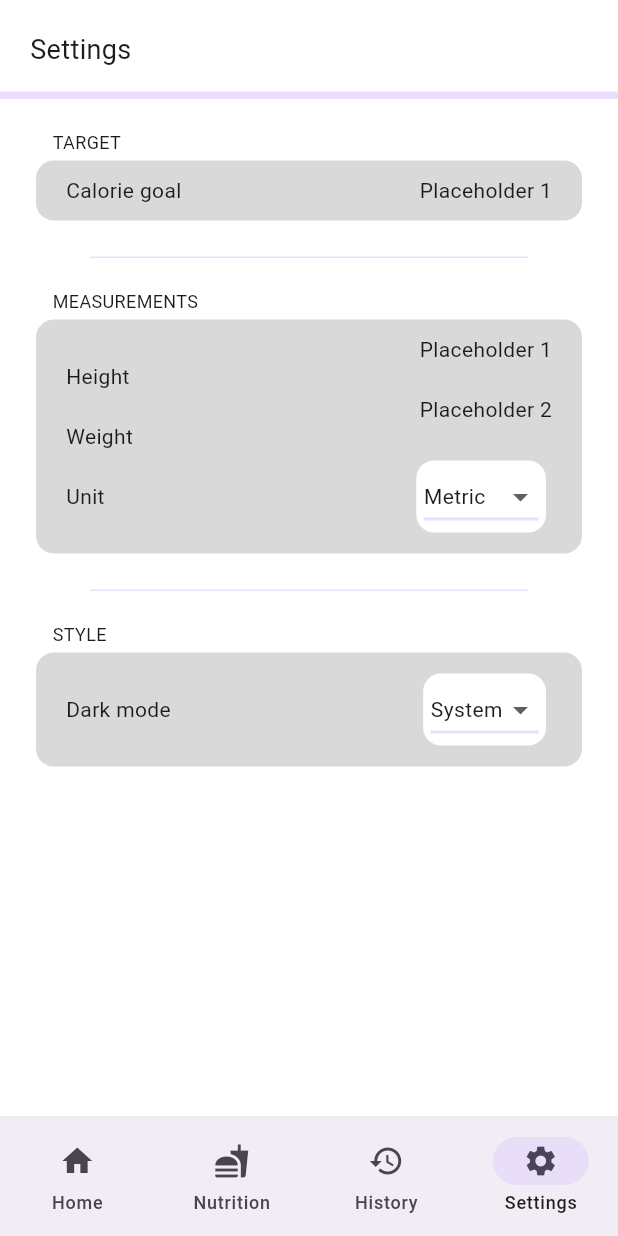
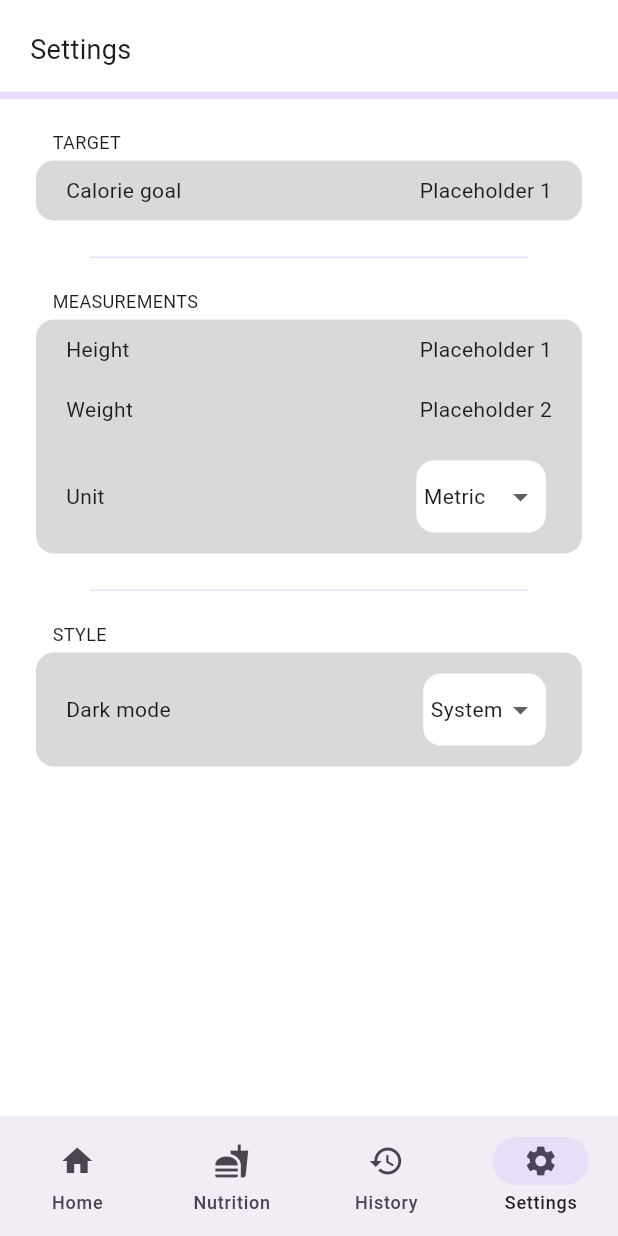
Before and after one commit to smstone0/Caloric, a Flutter app: the screen it shows after launch, item 4 of the bottom bar chosen, on a phone screen of 412 x 824 dp. Run offline on Flutter 3.47's test engine with Material 2 defaults, Android fonts, the phone set to English and light mode, and no system bars.

Commit message:
Refactor SettingsCard

```diff
--- a/lib/settings_page.dart
+++ b/lib/settings_page.dart
@@ -61,6 +61,7 @@ class SettingsDropdown extends StatelessWidget {
       elevation: 0,
       child: Padding(
         padding: const EdgeInsets.fromLTRB(5, 0, 5, 0),
+        child: DropdownButtonHideUnderline(
           child: DropdownButton(
             items: list.map<DropdownMenuItem<String>>((String value) {
               return DropdownMenuItem<String>(
@@ -72,14 +73,11 @@ class SettingsDropdown extends StatelessWidget {
             value: list.first,
             style: DefaultTextStyle.of(context).style,
             dropdownColor: Theme.of(context).colorScheme.primaryContainer,
-          underline: Container(
-            height: 2,
-            color: Theme.of(context).colorScheme.primaryContainer,
-          ),
             onChanged: (String? value) {
               //Set
               print("Placeholder");
             },
+          ),
         ),
       ),
     );
@@ -130,42 +128,26 @@ class SettingsCard extends StatelessWidget {
 
   @override
   Widget build(BuildContext context) {
-    return Column(
+    return GreyCard(
+      child: Column(
         children: [
-        GreyCard(
-          child: Row(
+          for (int i = 0; i < titles.length; i++)
+            Row(
               mainAxisAlignment: MainAxisAlignment.spaceBetween,
               children: [
                 Padding(
                   padding: const EdgeInsets.only(left: 20),
-                child: Column(
-                  crossAxisAlignment: CrossAxisAlignment.start,
-                  children: [
-                    for (String title in titles)
+                  child: Text(titles[i]),
+                ),
                 Padding(
-                        padding: const EdgeInsets.only(top: 10, bottom: 10),
-                        child: Text(title),
+                  padding:
+                      const EdgeInsets.only(top: 10, bottom: 10, right: 20),
+                  child: inputs[i],
                 )
               ],
             ),
-              ),
-              Padding(
-                padding: const EdgeInsets.only(right: 20),
-                child: Column(
-                  crossAxisAlignment: CrossAxisAlignment.end,
-                  children: [
-                    for (Widget input in inputs)
-                      Padding(
-                        padding: const EdgeInsets.only(top: 10, bottom: 10),
-                        child: input,
-                      ),
         ],
       ),
-              ),
-            ],
-          ),
-        ),
-      ],
     );
   }
 }
```
Lines whose indentation alone changed are shown as unchanged.
